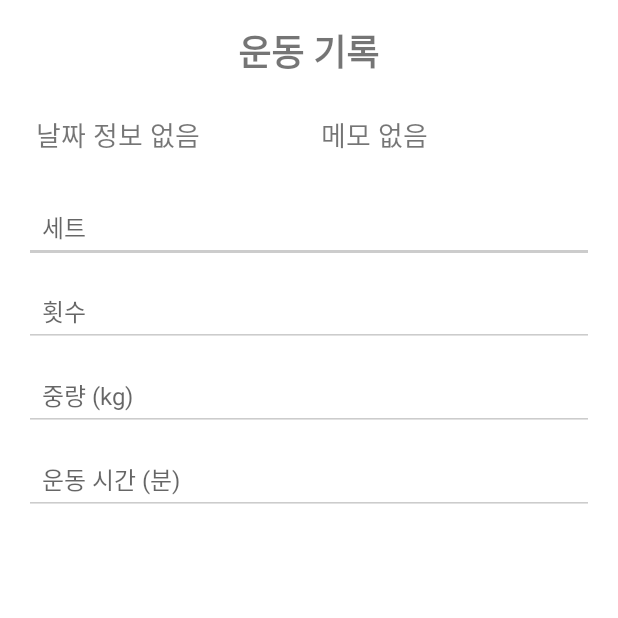
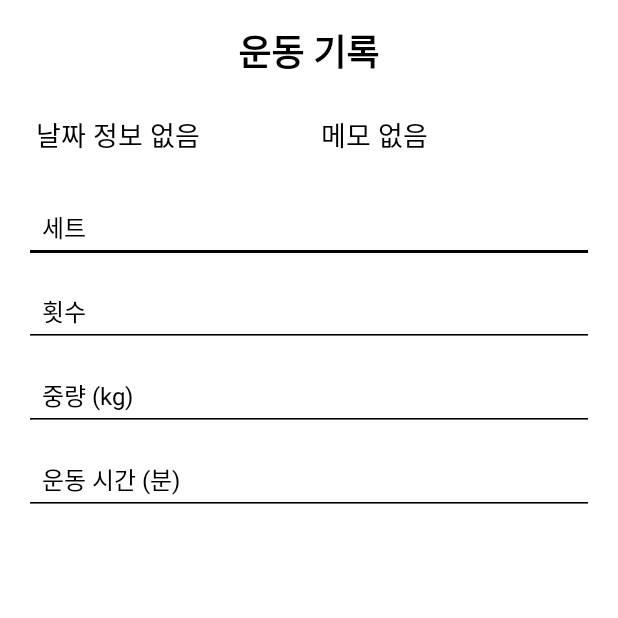
Before and after one commit to bitcoin7661/hit, an Android app built with Jetpack Compose: the ExerciseRecordActivity screen opened directly, with no data from a screen before it, on a phone screen of 412 x 824 dp, the top half of it. Run offline under Robolectric (Android 15) with nearby library versions, the phone set to English and light mode, and no system bars.

Commit message:
diet 날짜 색상, planner 글짜 색상 변경

```diff
--- a/app/src/main/res/layout/activity_daily_diet.xml
+++ b/app/src/main/res/layout/activity_daily_diet.xml
@@ -17,6 +17,7 @@
             android:layout_height="wrap_content"
             android:orientation="horizontal"
             android:gravity="center"
+
             android:layout_marginBottom="16dp">
 
             <!-- 이전 날짜 버튼 -->
@@ -37,6 +38,7 @@
                 android:text="2024-12-19"
                 android:textSize="18sp"
                 android:textStyle="bold"
+                android:textColor="@color/black"
                 android:layout_marginHorizontal="16dp"
                 android:gravity="center" />
 
--- a/app/src/main/res/layout/activity_exercise_change.xml
+++ b/app/src/main/res/layout/activity_exercise_change.xml
@@ -13,6 +13,7 @@
         android:layout_height="wrap_content"
         android:text="@string/exercise_change_title"
         android:textSize="24sp"
+        android:textColorHint="@color/black"
         android:textStyle="bold"
         android:gravity="center"
         android:layout_marginTop="16dp"
--- a/app/src/main/res/layout/activity_exercise_record.xml
+++ b/app/src/main/res/layout/activity_exercise_record.xml
@@ -21,6 +21,7 @@
             android:layout_height="wrap_content"
             android:text="운동 기록"
             android:textSize="24sp"
+            android:textColor="@color/black"
             android:textStyle="bold"
             android:gravity="center"
             android:layout_gravity="center"
@@ -40,6 +41,7 @@
                 android:layout_height="wrap_content"
                 android:layout_weight="1"
                 android:text="날짜"
+                android:textColor="@color/black"
                 android:textSize="18sp"
                 android:padding="8dp" />
 
@@ -50,6 +52,7 @@
                 android:layout_height="wrap_content"
                 android:layout_weight="1"
                 android:text="메모"
+                android:textColor="@color/black"
                 android:textSize="18sp"
                 android:padding="8dp" />
         </LinearLayout>
@@ -60,10 +63,12 @@
             android:layout_width="match_parent"
             android:layout_height="48dp"
             android:hint="세트"
+            android:textColorHint="@color/black"
+
             android:inputType="number"
             android:textSize="16sp"
             android:padding="12dp"
-            android:backgroundTint="#CCCCCC"
+            android:backgroundTint="@color/black"
             android:layout_marginBottom="8dp" />
 
         <!-- 횟수 입력 -->
@@ -72,10 +77,11 @@
             android:layout_width="match_parent"
             android:layout_height="48dp"
             android:hint="횟수"
+            android:textColorHint="@color/black"
             android:inputType="number"
             android:textSize="16sp"
             android:padding="12dp"
-            android:backgroundTint="#CCCCCC"
+            android:backgroundTint="@color/black"
             android:layout_marginBottom="8dp" />
 
         <!-- 중량 입력 -->
@@ -84,10 +90,11 @@
             android:layout_width="match_parent"
             android:layout_height="48dp"
             android:hint="중량 (kg)"
+            android:textColorHint="@color/black"
             android:inputType="numberDecimal"
             android:textSize="16sp"
             android:padding="12dp"
-            android:backgroundTint="#CCCCCC"
+            android:backgroundTint="@color/black"
             android:layout_marginBottom="8dp" />
 
         <!-- 운동 시간 입력 -->
@@ -96,10 +103,11 @@
             android:layout_width="match_parent"
             android:layout_height="48dp"
             android:hint="운동 시간 (분)"
+            android:textColorHint="@color/black"
             android:inputType="number"
             android:textSize="16sp"
             android:padding="12dp"
-            android:backgroundTint="#CCCCCC"
+            android:backgroundTint="@color/black"
             android:layout_marginBottom="16dp" />
 
     </LinearLayout>
--- a/app/src/main/res/layout/activity_main.xml
+++ b/app/src/main/res/layout/activity_main.xml
@@ -194,7 +194,7 @@
                 android:layout_width="0dp"
                 android:layout_height="140dp"
                 android:layout_margin="8dp"
-                app:cardBackgroundColor="@color/card_event"
+                app:cardBackgroundColor="@color/card_planner"
                 app:cardCornerRadius="24dp"
                 app:cardElevation="2dp"
                 app:layout_constraintEnd_toEndOf="parent"
--- a/app/src/main/res/layout/activity_planner.xml
+++ b/app/src/main/res/layout/activity_planner.xml
@@ -31,6 +31,7 @@
             android:layout_width="match_parent"
             android:layout_height="wrap_content"
             android:text="주간/월간 플래너"
+            android:textColor="@color/black"
             android:backgroundTint="#A5D6A7"
             android:layout_marginTop="16dp" />
 
@@ -40,6 +41,7 @@
             android:layout_width="match_parent"
             android:layout_height="wrap_content"
             android:text="기록 / 변화"
+            android:textColor="@color/black"
             android:backgroundTint="#A5D6A7"
             android:layout_marginTop="16dp" />
 
@@ -48,6 +50,7 @@
             android:id="@+id/communityButton"
             android:layout_width="match_parent"
             android:layout_height="wrap_content"
+            android:textColor="@color/black"
             android:layout_marginTop="16dp"
             android:backgroundTint="#A5D6A7"
             android:text="개인 커뮤니티" />
--- a/app/src/main/res/values/styles.xml
+++ b/app/src/main/res/values/styles.xml
@@ -8,4 +8,10 @@
         <!-- 상태 표시줄 아이콘 색상 설정 (흰 배경일 경우 어두운 아이콘 사용) -->
         <item name="android:windowLightStatusBar">true</item>
     </style>
+
+    <style name="CalendarDateTextStyle" parent="TextAppearance.AppCompat">
+        <item name="android:textColor">#000000</item> <!-- 텍스트 색상: 검정 -->
+        <item name="android:textSize">16sp</item> <!-- 텍스트 크기 -->
+    </style>
+
 </resources>
```
Also changed, not shown: app/src/main/res/layout/activity_week_month_planner.xml (+7 -4 lines), app/src/main/res/values/themes.xml (+9 -0 lines).
